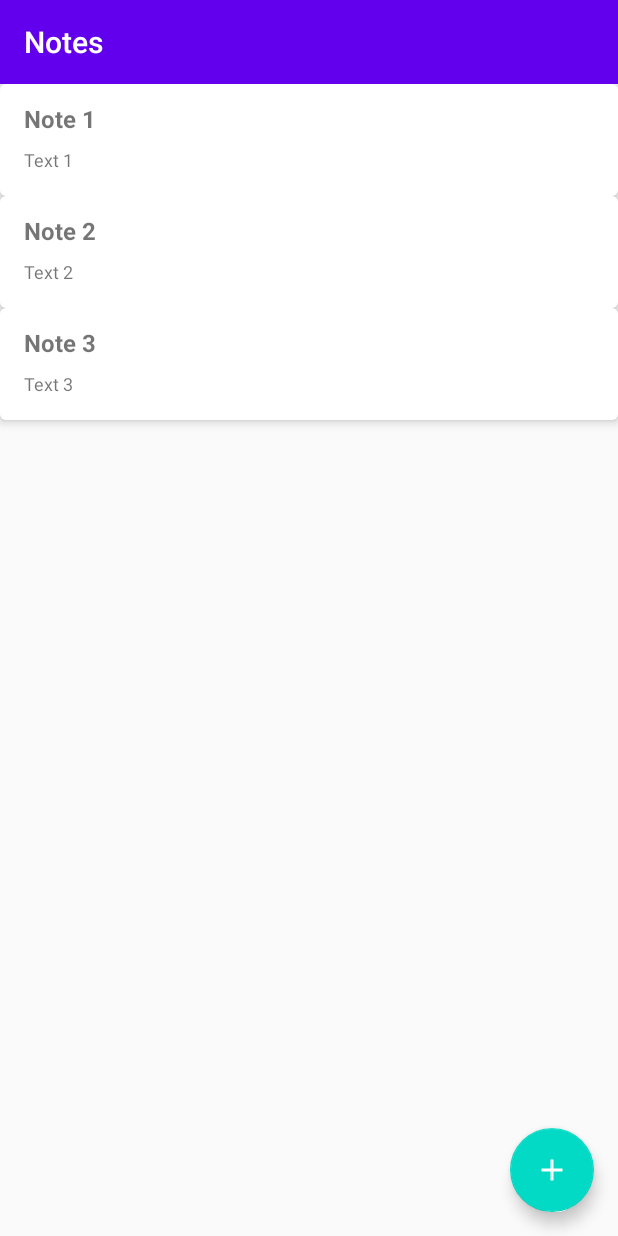
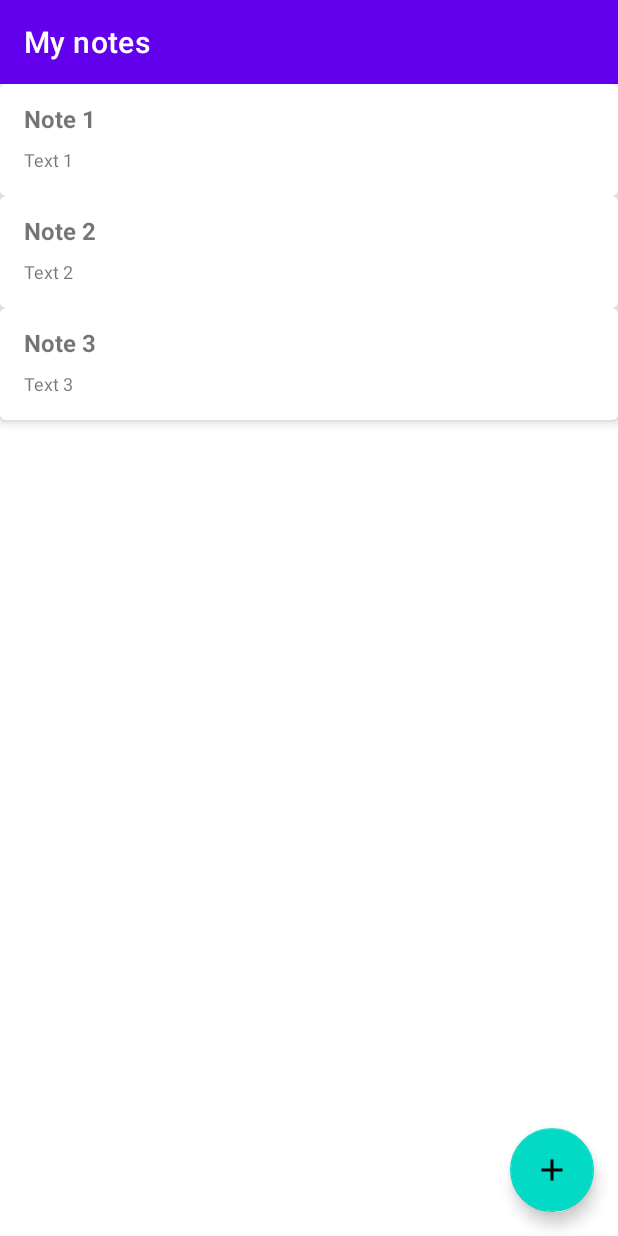
Before and after one commit to Scopee/Notes, an Android app: the screen it shows after launch (MainActivity), on a phone screen of 412 x 824 dp. Run offline under Robolectric (Android 15) with nearby library versions, the phone set to English and light mode, and no system bars.

Commit message:
Create edit note layout

```diff
--- a/app/build.gradle
+++ b/app/build.gradle
@@ -38,6 +38,7 @@ dependencies {
     testImplementation 'junit:junit:4.12'
     androidTestImplementation 'androidx.test.ext:junit:1.1.1'
     androidTestImplementation 'androidx.test.espresso:espresso-core:3.2.0'
+    implementation 'com.google.android.material:material:1.1.0'
 
     def nav_version = "2.3.0"
 
--- a/app/src/main/java/com/example/notes/MainActivity.kt
+++ b/app/src/main/java/com/example/notes/MainActivity.kt
@@ -3,6 +3,8 @@ package com.example.notes
 import androidx.appcompat.app.AppCompatActivity
 import android.os.Bundle
 import androidx.appcompat.widget.Toolbar
+import androidx.navigation.NavController
+import androidx.navigation.Navigation
 import com.example.notes.databinding.ActivityMainBinding
 import com.example.notes.ui.MainFragment
 
@@ -11,15 +13,19 @@ class MainActivity : AppCompatActivity() {
     private lateinit var mBinding: ActivityMainBinding
     private lateinit var mToolbar: Toolbar
 
+     lateinit var navController: NavController
+
     override fun onCreate(savedInstanceState: Bundle?) {
         super.onCreate(savedInstanceState)
         mBinding = ActivityMainBinding.inflate(layoutInflater)
         setContentView(mBinding.root)
         initToolbar()
+        navController = Navigation.findNavController(this, R.id.nav_host_fragment)
     }
 
     private fun initToolbar(){
         mToolbar = mBinding.mainToolbar
         setSupportActionBar(mToolbar)
     }
+
 }
--- a/app/src/main/java/com/example/notes/ui/MainFragment.kt
+++ b/app/src/main/java/com/example/notes/ui/MainFragment.kt
@@ -1,11 +1,8 @@
 package com.example.notes.ui
 
-import android.os.Bundle
 import androidx.fragment.app.Fragment
-import android.view.LayoutInflater
-import android.view.View
-import android.view.ViewGroup
 import androidx.recyclerview.widget.RecyclerView
+import com.example.notes.MainActivity
 import com.example.notes.Note
 import com.example.notes.R
 import kotlinx.android.synthetic.main.fragment_main.*
@@ -19,6 +16,12 @@ class MainFragment : Fragment(R.layout.fragment_main) {
     override fun onStart() {
         super.onStart()
         initRecyclerView()
+        activity?.title = "My notes"
+
+        main_btn_create.setOnClickListener {
+            (activity as MainActivity).navController.navigate(R.id.action_mainFragment2_to_noteFragment)
+        }
+
     }
 
     private fun initRecyclerView() {
--- a/app/src/main/res/layout/fragment_main.xml
+++ b/app/src/main/res/layout/fragment_main.xml
@@ -11,11 +11,10 @@
         android:layout_width="match_parent"
         android:layout_height="match_parent"
         app:layoutManager="androidx.recyclerview.widget.LinearLayoutManager"
-        tools:layout_editor_absoluteX="-72dp"
-        tools:layout_editor_absoluteY="-82dp"
         tools:listitem="@layout/note_item" />
 
     <com.google.android.material.floatingactionbutton.FloatingActionButton
+        android:id="@+id/main_btn_create"
         android:layout_width="56dp"
         android:layout_height="56dp"
         app:layout_constraintEnd_toEndOf="parent"
--- a/app/src/main/res/navigation/nav_graph.xml
+++ b/app/src/main/res/navigation/nav_graph.xml
@@ -15,9 +15,9 @@
     </fragment>
     <fragment
         android:id="@+id/noteFragment"
-        android:name="com.example.notes.ui.NoteFragment"
+        android:name="com.example.notes.ui.EditNoteFragment"
         android:label="fragment_note"
-        tools:layout="@layout/fragment_note" >
+        tools:layout="@layout/fragment_edit_note" >
         <action
             android:id="@+id/action_noteFragment_to_mainFragment2"
             app:destination="@id/mainFragment" />
--- a/app/src/main/res/values/styles.xml
+++ b/app/src/main/res/values/styles.xml
@@ -1,6 +1,6 @@
 <resources>
     <!-- Base application theme. -->
-    <style name="AppTheme" parent="Theme.AppCompat.Light.NoActionBar">
+    <style name="AppTheme" parent="Theme.MaterialComponents.Light.NoActionBar">
         <!-- Customize your theme here. -->
         <item name="colorPrimary">@color/colorPrimary</item>
         <item name="colorPrimaryDark">@color/colorPrimaryDark</item>
```
Also changed, not shown: app/src/main/java/com/example/notes/ui/EditNoteFragment.kt (added, +12 -0 lines), app/src/main/java/com/example/notes/ui/NoteFragment.kt (deleted, +0 -15 lines), app/src/main/res/layout/fragment_edit_note.xml (added, +49 -0 lines), app/src/main/res/layout/fragment_note.xml (deleted, +0 -14 lines).
